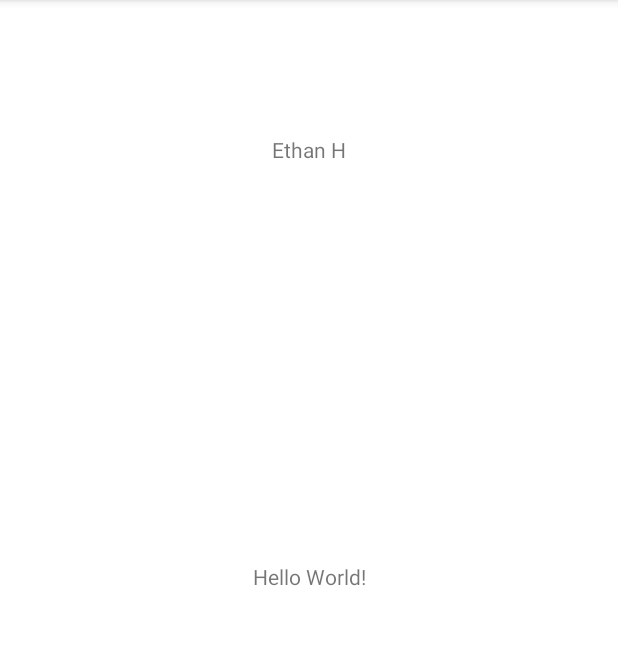
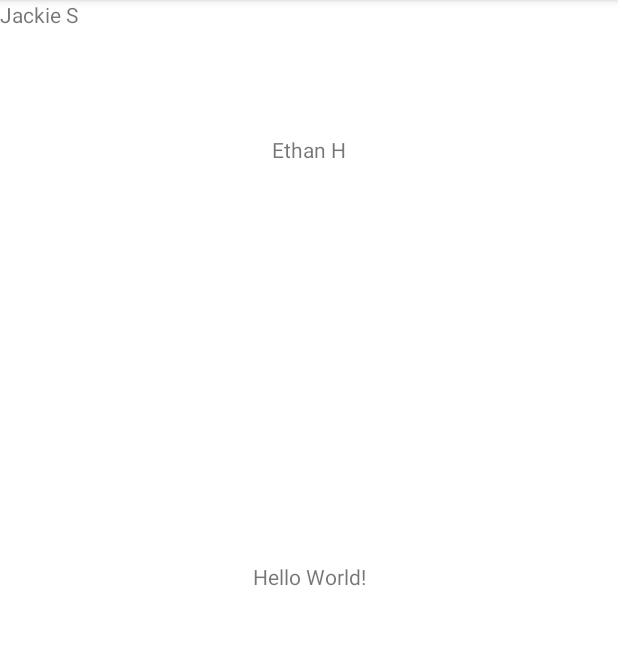
Before and after one commit to ocaldwell1/ProjectJanus, an Android app: the screen it shows after launch (MainActivity), on a phone screen of 412 x 824 dp, the part 84-729 px from its top. Run offline under Robolectric (Android 15) with nearby library versions, the light colour scheme and no system bars.

Commit message:
Edit text XML view

```diff
--- a/app/src/main/res/layout/activity_main.xml
+++ b/app/src/main/res/layout/activity_main.xml
@@ -39,4 +39,12 @@
         app:layout_constraintTop_toTopOf="parent"
         app:layout_constraintVertical_bias="0.12" />
 
+    <TextView
+        android:id="@+id/textView3"
+        android:layout_width="wrap_content"
+        android:layout_height="wrap_content"
+        android:text="Jackie S"
+        tools:layout_editor_absoluteX="78dp"
+        tools:layout_editor_absoluteY="209dp" />
+
 </androidx.constraintlayout.widget.ConstraintLayout>
```
